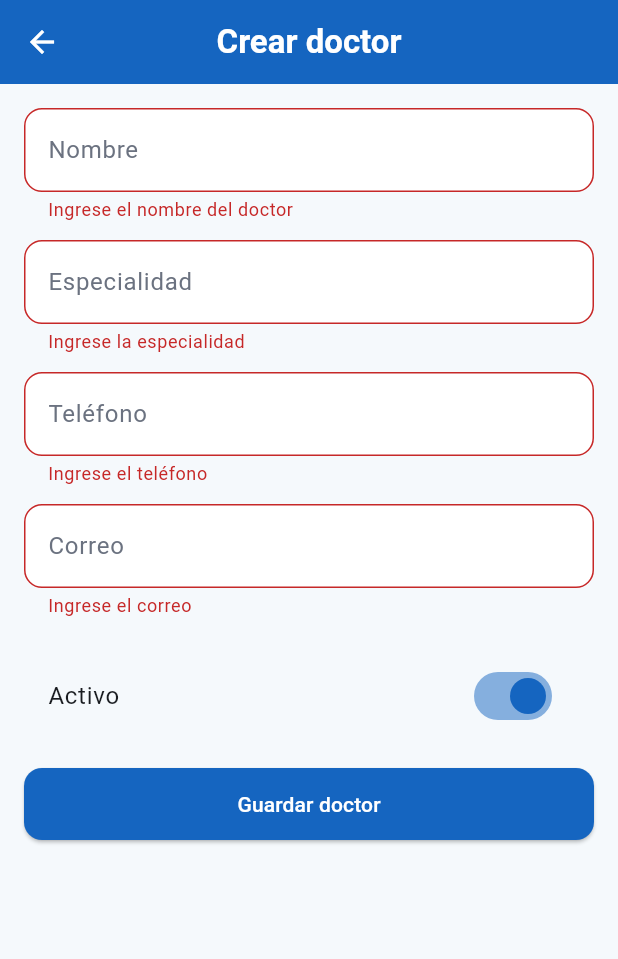
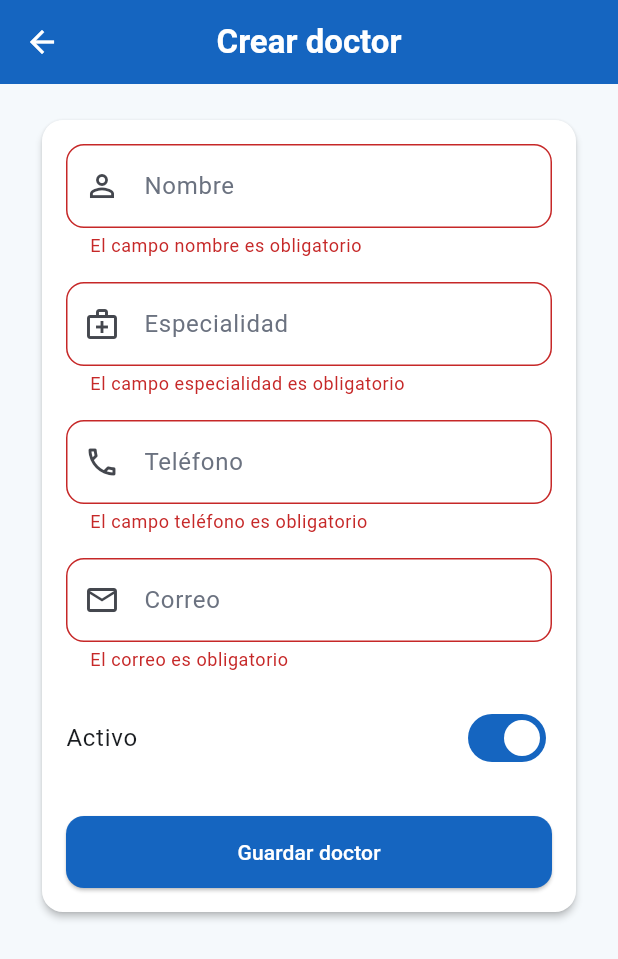
Before and after one commit to Hershade/clinic-movil, a Flutter app: the CreateDoctorScreen screen opened directly, after a tap on "Guardar doctor", on a phone screen of 412 x 824 dp. Shown: the top 959 px of the screen. Run offline on Flutter 3.47's test engine with Material 3 defaults, Android fonts, the phone set to English and light mode, and no system bars; our stand-ins replace firebase_core, firebase_messaging, shared_preferences; accounts and stored records are empty.

Commit message:
fix: corregir creacion y listado de doctores

```diff
--- a/lib/screens/doctors/create_doctor_screen.dart
+++ b/lib/screens/doctors/create_doctor_screen.dart
@@ -1,6 +1,5 @@
 import 'package:flutter/material.dart';
 
-import '../../core/theme/app_colors.dart';
 import '../../models/doctor_model.dart';
 import '../../services/doctor_service.dart';
 
@@ -13,54 +12,89 @@ class CreateDoctorScreen extends StatefulWidget {
 
 class _CreateDoctorScreenState extends State<CreateDoctorScreen> {
   final _formKey = GlobalKey<FormState>();
-  final _nameController = TextEditingController();
-  final _specialtyController = TextEditingController();
-  final _phoneController = TextEditingController();
-  final _emailController = TextEditingController();
+
+  final _nombreController = TextEditingController();
+  final _especialidadController = TextEditingController();
+  final _telefonoController = TextEditingController();
+  final _correoController = TextEditingController();
+
+  final DoctorService _doctorService = DoctorService();
+
+  bool _isLoading = false;
   bool _activo = true;
-  bool _isSubmitting = false;
-  final DoctorService _doctorService = DoctorService();
+
+  Future<void> _submit() async {
+    FocusScope.of(context).unfocus();
+
+    if (!_formKey.currentState!.validate()) return;
+
+    setState(() {
+      _isLoading = true;
+    });
+
+    try {
+      final DoctorModel doctor = await _doctorService.createDoctor(
+        nombre: _nombreController.text.trim(),
+        especialidad: _especialidadController.text.trim(),
+        telefono: _telefonoController.text.trim(),
+        correo: _correoController.text.trim(),
+      );
+
+      if (!mounted) return;
+
+      ScaffoldMessenger.of(context).showSnackBar(
+        const SnackBar(
+          content: Text('Doctor creado correctamente'),
+        ),
+      );
+
+      Navigator.pop(context, doctor);
+    } catch (e) {
+      if (!mounted) return;
+
+      ScaffoldMessenger.of(context).showSnackBar(
+        SnackBar(
+          content: Text(
+            e.toString().replaceFirst('Exception: ', ''),
+          ),
+        ),
+      );
+    } finally {
+      if (mounted) {
+        setState(() {
+          _isLoading = false;
+        });
+      }
+    }
+  }
 
   @override
   void dispose() {
-    _nameController.dispose();
-    _specialtyController.dispose();
-    _phoneController.dispose();
-    _emailController.dispose();
+    _nombreController.dispose();
+    _especialidadController.dispose();
+    _telefonoController.dispose();
+    _correoController.dispose();
     super.dispose();
   }
 
-  Future<void> _submit() async {
-    if (!_formKey.currentState!.validate()) {
-      return;
+  String? _requiredValidator(String? value, String label) {
+    if (value == null || value.trim().isEmpty) {
+      return 'El campo $label es obligatorio';
+    }
+    return null;
   }
 
-    setState(() {
-      _isSubmitting = true;
-    });
+  String? _emailValidator(String? value) {
+    if (value == null || value.trim().isEmpty) {
+      return 'El correo es obligatorio';
+    }
 
-    final doctor = DoctorModel(
-      id: 0,
-      nombre: _nameController.text.trim(),
-      especialidad: _specialtyController.text.trim(),
-      telefono: _phoneController.text.trim(),
-      correo: _emailController.text.trim(),
-      activo: _activo,
-    );
+    final emailRegex = RegExp(r'^[^@]+@[^@]+\.[^@]+$');
+    if (!emailRegex.hasMatch(value.trim())) {
+      return 'Correo inválido';
+    }
 
-    try {
-      await _doctorService.createDoctor(doctor);
-      if (!mounted) return;
-      Navigator.of(context).pop(true);
-    } catch (error) {
-      if (!mounted) return;
-      setState(() {
-        _isSubmitting = false;
-      });
-      ScaffoldMessenger.of(context).showSnackBar(
-        SnackBar(content: Text('No se pudo crear el doctor: $error')),
-      );
-    }
+    return null;
   }
 
   @override
@@ -71,82 +105,81 @@ class _CreateDoctorScreenState extends State<CreateDoctorScreen> {
       ),
       body: SingleChildScrollView(
         padding: const EdgeInsets.all(16),
+        child: Card(
+          child: Padding(
+            padding: const EdgeInsets.all(16),
             child: Form(
               key: _formKey,
               child: Column(
-            crossAxisAlignment: CrossAxisAlignment.stretch,
                 children: [
                   TextFormField(
-                controller: _nameController,
-                decoration: const InputDecoration(labelText: 'Nombre'),
-                validator: (value) {
-                  if (value == null || value.trim().isEmpty) {
-                    return 'Ingrese el nombre del doctor';
-                  }
-                  return null;
-                },
+                    controller: _nombreController,
+                    decoration: const InputDecoration(
+                      labelText: 'Nombre',
+                      prefixIcon: Icon(Icons.person_outline),
                     ),
-              const SizedBox(height: 12),
+                    validator: (value) => _requiredValidator(value, 'nombre'),
+                  ),
+                  const SizedBox(height: 16),
                   TextFormField(
-                controller: _specialtyController,
-                decoration: const InputDecoration(labelText: 'Especialidad'),
-                validator: (value) {
-                  if (value == null || value.trim().isEmpty) {
-                    return 'Ingrese la especialidad';
-                  }
-                  return null;
-                },
+                    controller: _especialidadController,
+                    decoration: const InputDecoration(
+                      labelText: 'Especialidad',
+                      prefixIcon: Icon(Icons.medical_services_outlined),
                     ),
-              const SizedBox(height: 12),
+                    validator: (value) =>
+                        _requiredValidator(value, 'especialidad'),
+                  ),
+                  const SizedBox(height: 16),
                   TextFormField(
-                controller: _phoneController,
-                keyboardType: TextInputType.phone,
-                decoration: const InputDecoration(labelText: 'Teléfono'),
-                validator: (value) {
-                  if (value == null || value.trim().isEmpty) {
-                    return 'Ingrese el teléfono';
-                  }
-                  return null;
-                },
+                    controller: _telefonoController,
+                    decoration: const InputDecoration(
+                      labelText: 'Teléfono',
+                      prefixIcon: Icon(Icons.phone_outlined),
                     ),
-              const SizedBox(height: 12),
+                    validator: (value) => _requiredValidator(value, 'teléfono'),
+                  ),
+                  const SizedBox(height: 16),
                   TextFormField(
-                controller: _emailController,
+                    controller: _correoController,
                     keyboardType: TextInputType.emailAddress,
-                decoration: const InputDecoration(labelText: 'Correo'),
-                validator: (value) {
-                  if (value == null || value.trim().isEmpty) {
-                    return 'Ingrese el correo';
-                  }
-                  if (!RegExp(r"^[^@\s]+@[^@\s]+\.[^@\s]+").hasMatch(value.trim())) {
-                    return 'Ingrese un correo válido';
-                  }
-                  return null;
-                },
+                    decoration: const InputDecoration(
+                      labelText: 'Correo',
+                      prefixIcon: Icon(Icons.email_outlined),
                     ),
-              const SizedBox(height: 24),
+                    validator: _emailValidator,
+                  ),
+                  const SizedBox(height: 16),
                   SwitchListTile(
-                title: const Text('Activo'),
                     value: _activo,
-                activeThumbColor: AppColors.primary,
                     onChanged: (value) {
                       setState(() {
                         _activo = value;
                       });
                     },
+                    title: const Text('Activo'),
+                    contentPadding: EdgeInsets.zero,
                   ),
-              const SizedBox(height: 20),
-              ElevatedButton(
-                onPressed: _isSubmitting ? null : _submit,
-                child: _isSubmitting
+                  const SizedBox(height: 24),
+                  SizedBox(
+                    width: double.infinity,
+                    child: ElevatedButton(
+                      onPressed: _isLoading ? null : _submit,
+                      child: _isLoading
                           ? const SizedBox(
-                        height: 20,
-                        width: 20,
-                        child: CircularProgressIndicator(strokeWidth: 2),
+                              height: 22,
+                              width: 22,
+                              child: CircularProgressIndicator(
+                                strokeWidth: 2.5,
+                                color: Colors.white,
+                              ),
                             )
                           : const Text('Guardar doctor'),
                     ),
+                  ),
                 ],
+              ),
+            ),
           ),
         ),
       ),
```
Also changed, not shown: lib/models/doctor_model.dart (+7 -5 lines), lib/screens/doctors/doctors_list_screen.dart (+138 -159 lines), lib/services/doctor_service.dart (+37 -19 lines), 1 other file. Lines whose indentation alone changed are shown as unchanged.
